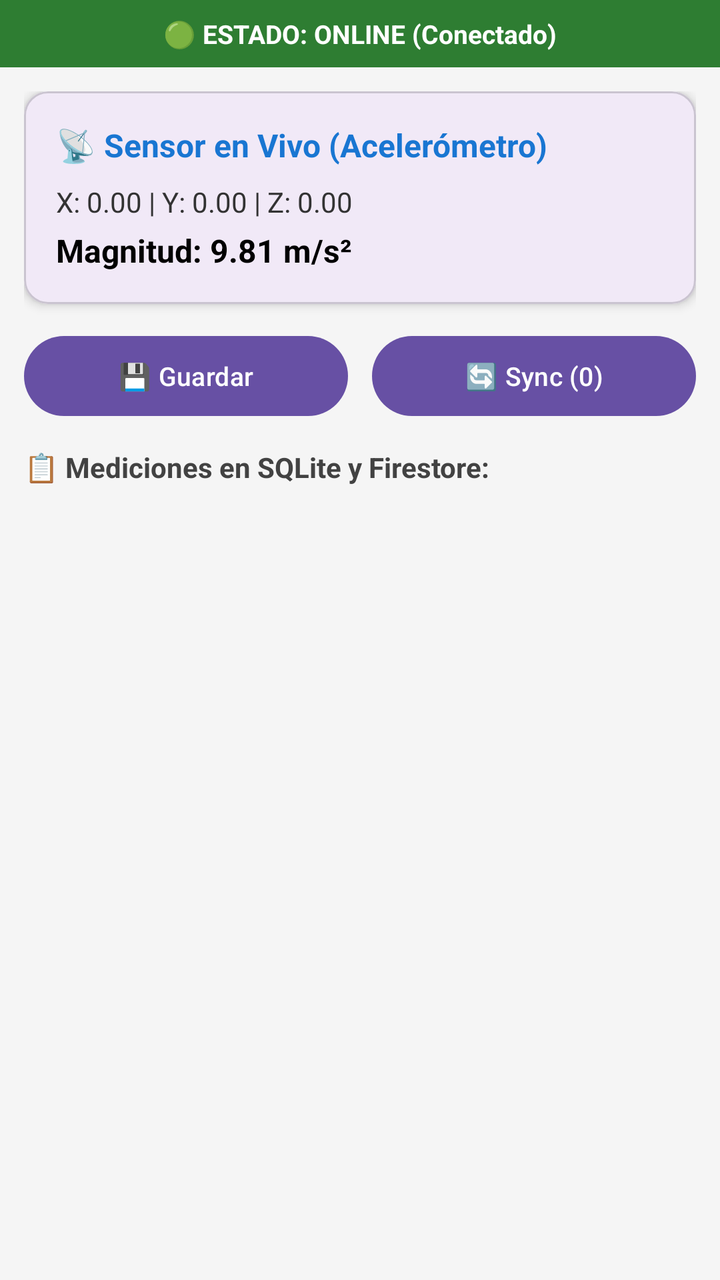
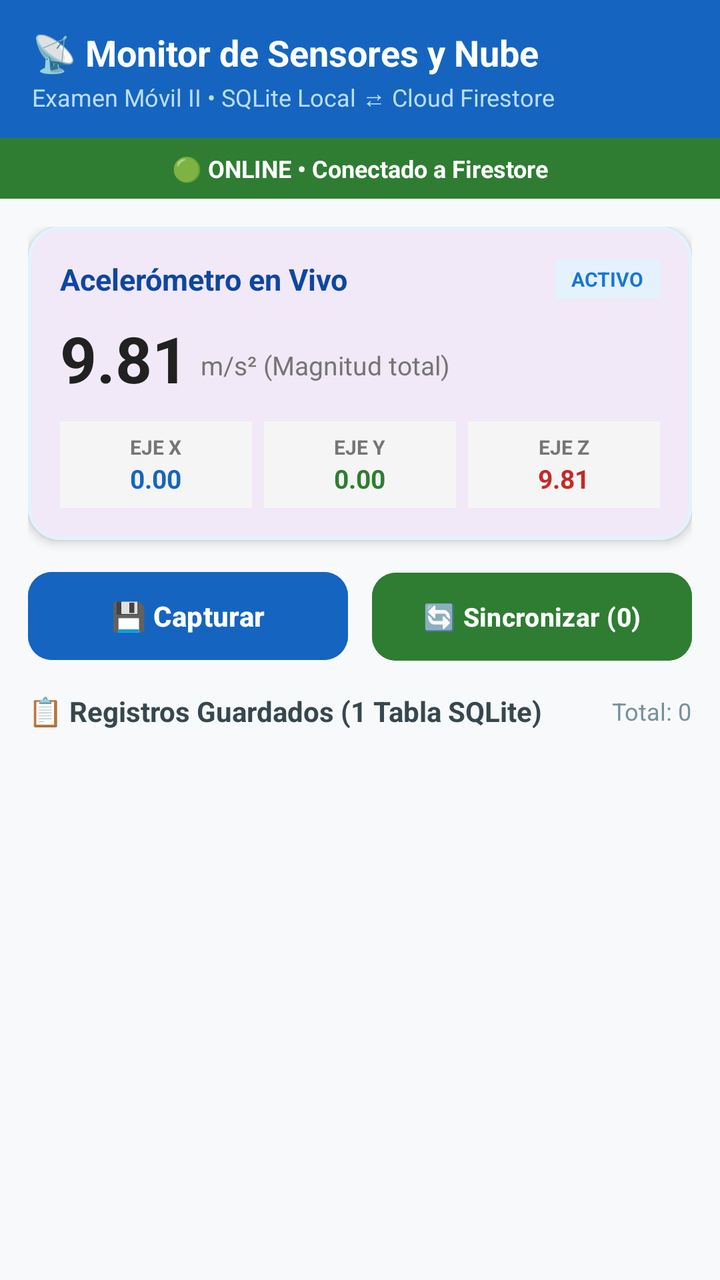

Before-and-after screenshots of an Android layout around one commit, followed by the original layout XML and the change that was made.
<!-- AndroidManifest.xml: application theme Theme.Examen -->
<!-- res/layout/activity_main.xml -->
<?xml version="1.0" encoding="utf-8"?>
<LinearLayout xmlns:android="http://schemas.android.com/apk/res/android"
    xmlns:app="http://schemas.android.com/apk/res-auto"
    xmlns:tools="http://schemas.android.com/tools"
    android:id="@+id/main"
    android:layout_width="match_parent"
    android:layout_height="match_parent"
    android:orientation="vertical"
    android:background="#F5F5F5"
    tools:context=".MainActivity">

    
    <LinearLayout
        android:id="@+id/layout_estado_red"
        android:layout_width="match_parent"
        android:layout_height="wrap_content"
        android:background="#2E7D32"
        android:gravity="center"
        android:padding="8dp">

        <TextView
            android:id="@+id/tv_estado_red"
            android:layout_width="wrap_content"
            android:layout_height="wrap_content"
            android:text="🟢 ESTADO: ONLINE (Conectado)"
            android:textColor="#FFFFFF"
            android:textStyle="bold"
            android:textSize="13sp" />
    </LinearLayout>

    <ScrollView
        android:layout_width="match_parent"
        android:layout_height="match_parent"
        android:fillViewport="true">

        <LinearLayout
            android:layout_width="match_parent"
            android:layout_height="wrap_content"
            android:orientation="vertical"
            android:padding="12dp">

            
            <com.google.android.material.card.MaterialCardView
                android:layout_width="match_parent"
                android:layout_height="wrap_content"
                android:layout_marginBottom="12dp"
                app:cardCornerRadius="12dp"
                app:cardElevation="3dp">

                <LinearLayout
                    android:layout_width="match_parent"
                    android:layout_height="wrap_content"
                    android:orientation="vertical"
                    android:padding="16dp">

                    <TextView
                        android:layout_width="wrap_content"
                        android:layout_height="wrap_content"
                        android:text="📡 Sensor en Vivo (Acelerómetro)"
                        android:textSize="16sp"
                        android:textStyle="bold"
                        android:textColor="#1976D2" />

                    <TextView
                        android:id="@+id/tv_sensor_valores"
                        android:layout_width="wrap_content"
                        android:layout_height="wrap_content"
                        android:layout_marginTop="8dp"
                        android:text="X: 0.00 | Y: 0.00 | Z: 0.00"
                        android:textSize="14sp"
                        android:textColor="#333333" />

                    <TextView
                        android:id="@+id/tv_sensor_magnitud"
                        android:layout_width="wrap_content"
                        android:layout_height="wrap_content"
                        android:layout_marginTop="4dp"
                        android:text="Magnitud: 9.81 m/s²"
                        android:textSize="16sp"
                        android:textStyle="bold"
                        android:textColor="#000000" />
                </LinearLayout>
            </com.google.android.material.card.MaterialCardView>

            
            <LinearLayout
                android:layout_width="match_parent"
                android:layout_height="wrap_content"
                android:orientation="horizontal"
                android:layout_marginBottom="12dp">

                <Button
                    android:id="@+id/btn_registrar"
                    android:layout_width="0dp"
                    android:layout_height="wrap_content"
                    android:layout_weight="1"
                    android:layout_marginEnd="6dp"
                    android:text="💾 Guardar"
                    android:textSize="13sp" />

                <Button
                    android:id="@+id/btn_sincronizar"
                    android:layout_width="0dp"
                    android:layout_height="wrap_content"
                    android:layout_weight="1"
                    android:layout_marginStart="6dp"
                    android:text="🔄 Sync (0)"
                    android:textSize="13sp" />
            </LinearLayout>

            
            <TextView
                android:id="@+id/tv_titulo_lista"
                android:layout_width="wrap_content"
                android:layout_height="wrap_content"
                android:layout_marginBottom="8dp"
                android:text="📋 Mediciones en SQLite y Firestore:"
                android:textStyle="bold"
                android:textSize="14sp"
                android:textColor="#424242" />

            
            <androidx.recyclerview.widget.RecyclerView
                android:id="@+id/rv_mediciones"
                android:layout_width="match_parent"
                android:layout_height="wrap_content"
                android:nestedScrollingEnabled="false" />

        </LinearLayout>
    </ScrollView>

</LinearLayout>
<!-- resources referenced by this layout -->
<resources>
  <style name="Theme.Examen" parent="Base.Theme.Examen" />
  <style name="Base.Theme.Examen" parent="Theme.Material3.DayNight.NoActionBar">
          
          
      </style>
</resources>

<!-- the commit's change to res/layout/activity_main.xml (unified diff, before → after) -->
@@ -5,9 +5,36 @@
     android:id="@+id/main"
     android:layout_width="match_parent"
     android:layout_height="match_parent"
+    android:background="#F8F9FA"
     android:orientation="vertical"
-    android:background="#F5F5F5"
     tools:context=".MainActivity">
+
+    
+    <LinearLayout
+        android:layout_width="match_parent"
+        android:layout_height="wrap_content"
+        android:background="#1565C0"
+        android:orientation="vertical"
+        android:paddingHorizontal="16dp"
+        android:paddingTop="14dp"
+        android:paddingBottom="12dp">
+
+        <TextView
+            android:layout_width="wrap_content"
+            android:layout_height="wrap_content"
+            android:text="📡 Monitor de Sensores y Nube"
+            android:textColor="#FFFFFF"
+            android:textSize="18sp"
+            android:textStyle="bold" />
+
+        <TextView
+            android:layout_width="wrap_content"
+            android:layout_height="wrap_content"
+            android:layout_marginTop="2dp"
+            android:text="Examen Móvil II • SQLite Local ⇄ Cloud Firestore"
+            android:textColor="#BBDEFB"
+            android:textSize="12sp" />
+    </LinearLayout>
 
     
     <LinearLayout
@@ -16,16 +43,16 @@
         android:layout_height="wrap_content"
         android:background="#2E7D32"
         android:gravity="center"
-        android:padding="8dp">
+        android:paddingVertical="7dp">
 
         <TextView
             android:id="@+id/tv_estado_red"
             android:layout_width="wrap_content"
             android:layout_height="wrap_content"
-            android:text="🟢 ESTADO: ONLINE (Conectado)"
+            android:text="🟢 ONLINE • Conectado a Firestore"
             android:textColor="#FFFFFF"
-            android:textStyle="bold"
-            android:textSize="13sp" />
+            android:textSize="12sp"
+            android:textStyle="bold" />
     </LinearLayout>
 
     <ScrollView
@@ -37,15 +64,17 @@
             android:layout_width="match_parent"
             android:layout_height="wrap_content"
             android:orientation="vertical"
-            android:padding="12dp">
+            android:padding="14dp">
 
             
             <com.google.android.material.card.MaterialCardView
                 android:layout_width="match_parent"
                 android:layout_height="wrap_content"
                 android:layout_marginBottom="12dp"
-                app:cardCornerRadius="12dp"
-                app:cardElevation="3dp">
+                app:cardCornerRadius="16dp"
+                app:cardElevation="3dp"
+                app:strokeColor="#E3F2FD"
+                app:strokeWidth="1.5dp">
 
                 <LinearLayout
                     android:layout_width="match_parent"
@@ -53,32 +82,155 @@
                     android:orientation="vertical"
                     android:padding="16dp">
 
-                    <TextView
-                        android:layout_width="wrap_content"
+                    <LinearLayout
+                        android:layout_width="match_parent"
                         android:layout_height="wrap_content"
-                        android:text="📡 Sensor en Vivo (Acelerómetro)"
-                        android:textSize="16sp"
-                        android:textStyle="bold"
-                        android:textColor="#1976D2" />
-
-                    <TextView
-                        android:id="@+id/tv_sensor_valores"
-                        android:layout_width="wrap_content"
+                        android:gravity="center_vertical"
+                        android:orientation="horizontal">
+
+                        <TextView
+                            android:layout_width="0dp"
+                            android:layout_height="wrap_content"
+                            android:layout_weight="1"
+                            android:text="Acelerómetro en Vivo"
+                            android:textColor="#0D47A1"
+                            android:textSize="15sp"
+                            android:textStyle="bold" />
+
+                        <TextView
+                            android:layout_width="wrap_content"
+                            android:layout_height="wrap_content"
+                            android:background="#E3F2FD"
+                            android:paddingHorizontal="8dp"
+                            android:paddingVertical="3dp"
+                            android:text="ACTIVO"
+                            android:textColor="#1976D2"
+                            android:textSize="10sp"
+                            android:textStyle="bold" />
+                    </LinearLayout>
+
+                    
+                    <LinearLayout
+                        android:layout_width="match_parent"
                         android:layout_height="wrap_content"
                         android:layout_marginTop="8dp"
-                        android:text="X: 0.00 | Y: 0.00 | Z: 0.00"
-                        android:textSize="14sp"
-                        android:textColor="#333333" />
-
-                    <TextView
-                        android:id="@+id/tv_sensor_magnitud"
-                        android:layout_width="wrap_content"
+                        android:gravity="bottom"
+                        android:orientation="horizontal">
+
+                        <TextView
+                            android:id="@+id/tv_sensor_magnitud"
+                            android:layout_width="wrap_content"
+                            android:layout_height="wrap_content"
+                            android:text="9.81"
+                            android:textColor="#212121"
+                            android:textSize="32sp"
+                            android:textStyle="bold" />
+
+                        <TextView
+                            android:layout_width="wrap_content"
+                            android:layout_height="wrap_content"
+                            android:layout_marginStart="6dp"
+                            android:layout_marginBottom="4dp"
+                            android:text="m/s² (Magnitud total)"
+                            android:textColor="#757575"
+                            android:textSize="13sp" />
+                    </LinearLayout>
+
+                    
+                    <LinearLayout
+                        android:layout_width="match_parent"
                         android:layout_height="wrap_content"
-                        android:layout_marginTop="4dp"
-                        android:text="Magnitud: 9.81 m/s²"
-                        android:textSize="16sp"
-                        android:textStyle="bold"
-                        android:textColor="#000000" />
+                        android:layout_marginTop="10dp"
+                        android:orientation="horizontal">
+
+                        
+                        <LinearLayout
+                            android:layout_width="0dp"
+                            android:layout_height="wrap_content"
+                            android:layout_weight="1"
+                            android:layout_marginEnd="4dp"
+                            android:background="#F5F5F5"
+                            android:gravity="center"
+                            android:orientation="vertical"
+                            android:padding="6dp">
+
+                            <TextView
+                                android:layout_width="wrap_content"
+                                android:layout_height="wrap_content"
+                                android:text="EJE X"
+                                android:textColor="#757575"
+                                android:textSize="10sp"
+                                android:textStyle="bold" />
+
+                            <TextView
+                                android:id="@+id/tv_eje_x"
+                                android:layout_width="wrap_content"
+                                android:layout_height="wrap_content"
+                                android:text="0.00"
+                                android:textColor="#1565C0"
+                                android:textSize="13sp"
+                                android:textStyle="bold" />
+                        </LinearLayout>
+
+                        
+                        <LinearLayout
+                            android:layout_width="0dp"
+                            android:layout_height="wrap_content"
+                            android:layout_weight="1"
+                            android:layout_marginHorizontal="2dp"
+                            android:background="#F5F5F5"
+                            android:gravity="center"
+                            android:orientation="vertical"
+                            android:padding="6dp">
+
+                            <TextView
+                                android:layout_width="wrap_content"
+                                android:layout_height="wrap_content"
+                                android:text="EJE Y"
+                                android:textColor="#757575"
+                                android:textSize="10sp"
+                                android:textStyle="bold" />
+
+                            <TextView
+                                android:id="@+id/tv_eje_y"
+                                android:layout_width="wrap_content"
+                                android:layout_height="wrap_content"
+                                android:text="0.00"
+                                android:textColor="#2E7D32"
+                                android:textSize="13sp"
+                                android:textStyle="bold" />
+                        </LinearLayout>
+
+                        
+                        <LinearLayout
+                            android:layout_width="0dp"
+                            android:layout_height="wrap_content"
+                            android:layout_weight="1"
+                            android:layout_marginStart="4dp"
+                            android:background="#F5F5F5"
+                            android:gravity="center"
+                            android:orientation="vertical"
+                            android:padding="6dp">
+
+                            <TextView
+                                android:layout_width="wrap_content"
+                                android:layout_height="wrap_content"
+                                android:text="EJE Z"
+                                android:textColor="#757575"
+                                android:textSize="10sp"
+                                android:textStyle="bold" />
+
+                            <TextView
+                                android:id="@+id/tv_eje_z"
+                                android:layout_width="wrap_content"
+                                android:layout_height="wrap_content"
+                                android:text="9.81"
+                                android:textColor="#C62828"
+                                android:textSize="13sp"
+                                android:textStyle="bold" />
+                        </LinearLayout>
+                    </LinearLayout>
+
                 </LinearLayout>
             </com.google.android.material.card.MaterialCardView>
 
@@ -86,38 +238,72 @@
             <LinearLayout
                 android:layout_width="match_parent"
                 android:layout_height="wrap_content"
-                android:orientation="horizontal"
-                android:layout_marginBottom="12dp">
+                android:layout_marginBottom="12dp"
+                android:orientation="horizontal">
 
                 <Button
                     android:id="@+id/btn_registrar"
                     android:layout_width="0dp"
-                    android:layout_height="wrap_content"
+                    android:layout_height="52dp"
                     android:layout_weight="1"
                     android:layout_marginEnd="6dp"
-                    android:text="💾 Guardar"
-                    android:textSize="13sp" />
+                    android:backgroundTint="#1565C0"
+                    android:text="💾 Capturar"
+                    android:textSize="14sp"
+                    android:textStyle="bold"
+                    app:cornerRadius="12dp" />
 
                 <Button
                     android:id="@+id/btn_sincronizar"
                     android:layout_width="0dp"
+                    android:layout_height="52dp"
+                    android:layout_weight="1"
+                    android:layout_marginStart="6dp"
+                    android:backgroundTint="#2E7D32"
+                    android:text="🔄 Sincronizar (0)"
+                    android:textSize="13sp"
+                    android:textStyle="bold"
+                    app:cornerRadius="12dp" />
+            </LinearLayout>
+
+            
+            <LinearLayout
+                android:layout_width="match_parent"
+                android:layout_height="wrap_content"
+                android:layout_marginBottom="8dp"
+                android:gravity="center_vertical"
+                android:orientation="horizontal">
+
+                <TextView
+                    android:id="@+id/tv_titulo_lista"
+                    android:layout_width="0dp"
                     android:layout_height="wrap_content"
                     android:layout_weight="1"
-                    android:layout_marginStart="6dp"
-                    android:text="🔄 Sync (0)"
-                    android:textSize="13sp" />
+                    android:text="📋 Registros Guardados (1 Tabla SQLite)"
+                    android:textColor="#37474F"
+                    android:textSize="14sp"
+                    android:textStyle="bold" />
+
+                <TextView
+                    android:id="@+id/tv_total_registros"
+                    android:layout_width="wrap_content"
+                    android:layout_height="wrap_content"
+                    android:text="Total: 0"
+                    android:textColor="#78909C"
+                    android:textSize="12sp" />
             </LinearLayout>
 
             
             <TextView
-                android:id="@+id/tv_titulo_lista"
-                android:layout_width="wrap_content"
-                android:layout_height="wrap_content"
-                android:layout_marginBottom="8dp"
-                android:text="📋 Mediciones en SQLite y Firestore:"
-                android:textStyle="bold"
-                android:textSize="14sp"
-                android:textColor="#424242" />
+                android:id="@+id/tv_vacio"
+                android:layout_width="match_parent"
+                android:layout_height="wrap_content"
+                android:layout_marginVertical="24dp"
+                android:gravity="center"
+                android:text="No hay mediciones aún.\nMueve el teléfono y presiona 'Capturar'."
+                android:textColor="#9E9E9E"
+                android:textSize="13sp"
+                android:visibility="gone" />
 
             
             <androidx.recyclerview.widget.RecyclerView
